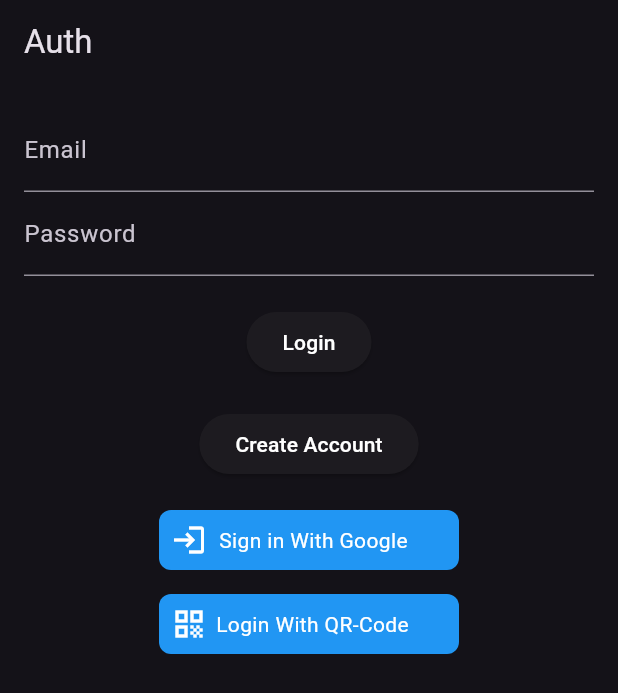
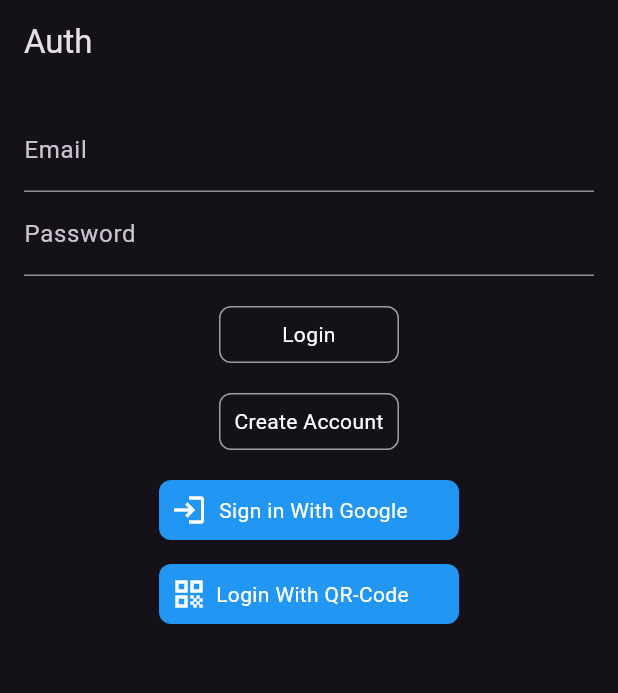
Before and after one commit to ale-russ/kb-tv, a Flutter app: the screen it shows after launch, on a phone screen of 412 x 824 dp. Shown: the top 693 px of the screen. Run offline on Flutter 3.47's test engine with Material 3 defaults, Android fonts, the phone set to English and light mode, and no system bars; our stand-ins replace cloud_firestore, device_info_plus, firebase_auth, firebase_core, flutter_riverpod, go_router and 3 more; accounts and stored records are empty.

Commit message:
code refactoring on auth_screen and side_menu files

```diff
--- a/lib/screens/auth/auth_screen.dart
+++ b/lib/screens/auth/auth_screen.dart
@@ -77,64 +77,71 @@ class _AuthScreenState extends ConsumerState<AuthScreen> {
               padding: const EdgeInsets.all(16),
               child: Column(
                 children: [
-                  FocusableWidget(
-                    onSelect: () => {},
-                    onFocus: () => log("Items focused"),
-                    child: TextField(
+                  TextField(
                     controller: _emailController,
                     decoration: InputDecoration(labelText: "Email"),
                   ),
-                  ),
-                  FocusableWidget(
-                    onSelect: () => {},
-                    onFocus: () => log("Items focused"),
-                    child: TextField(
+                  TextField(
                     controller: _passwordController,
                     decoration: InputDecoration(labelText: "Password"),
                     obscureText: true,
                   ),
-                  ),
                   SizedBox(height: 20),
                   FocusableWidget(
-                    onSelect: () => {},
-                    onFocus: () => log("Items focused"),
-                    child: ElevatedButton(
-                      onPressed: _authenticate,
+                      onSelect: _authenticate,
+                      onFocus: () => {},
+                      child: Container(
+                        width: 120,
+                        padding: const EdgeInsets.all(8),
+                        decoration: BoxDecoration(
+                          borderRadius: BorderRadius.circular(8),
+                          border: Border.all(color: Colors.grey),
+                        ),
                         child: Text(
                           isLogin ? "Login" : "Register",
+                          textAlign: TextAlign.center,
                           style: TextStyle(color: Colors.white),
                         ),
-                    ),
+                      )
+                      // ElevatedButton(
+                      //   onPressed: _authenticate,
+                      //   child: Text(
+                      //     isLogin ? "Login" : "Register",
+                      //     style: TextStyle(color: Colors.white),
+                      //   ),
+                      // ),
                       ),
                   const SizedBox(height: 20),
                   _isTV
                       ? const SizedBox.shrink()
                       : FocusableWidget(
-                          onSelect: () => {},
-                          onFocus: () => log("Items focused"),
-                          child: ElevatedButton(
-                            onPressed: () => setState(() => isLogin = !isLogin),
+                          onFocus: () => {},
+                          onSelect: () => setState(() => isLogin = !isLogin),
+                          child: Container(
+                            width: 120,
+                            padding: const EdgeInsets.all(8),
+                            decoration: BoxDecoration(
+                                borderRadius: BorderRadius.circular(8),
+                                border: Border.all(color: Colors.grey)),
                             child: Text(
                               isLogin
                                   ? "Create Account"
                                   : "Already have an account? Login",
-                                style: TextStyle(color: Colors.white)),
+                              textAlign: TextAlign.center,
+                              style: TextStyle(color: Colors.white),
                             ),
                           ),
+                        ),
+                  // ElevatedButton(
+                  //     onPressed: () => setState(() => isLogin = !isLogin),
+                  //     child: Text(
+                  //         isLogin
+                  //             ? "Create Account"
+                  //             : "Already have an account? Login",
+                  //         style: TextStyle(color: Colors.white)),
+                  //   ),
                   const SizedBox(height: 20),
-                  // ElevatedButton.icon(
-                  //   onPressed: _googleSignIn,
-                  //   icon: Icon(
-                  //     Icons.login,
-                  //     color: Colors.white,
-                  //   ),
-                  //   label: Text(
-                  //     "Sign in with Google",
-                  //     style: TextStyle(color: Colors.white),
-                  //   ),
-                  //   style:
-                  //       ElevatedButton.styleFrom(backgroundColor: Colors.blue),
-                  // ),
+
                   FocusableWidget(
                     onSelect: _googleSignIn,
                     child: Container(
```
Also changed, not shown: lib/widgets/home/side_menu.dart (+29 -16 lines). Lines whose indentation alone changed are shown as unchanged.
